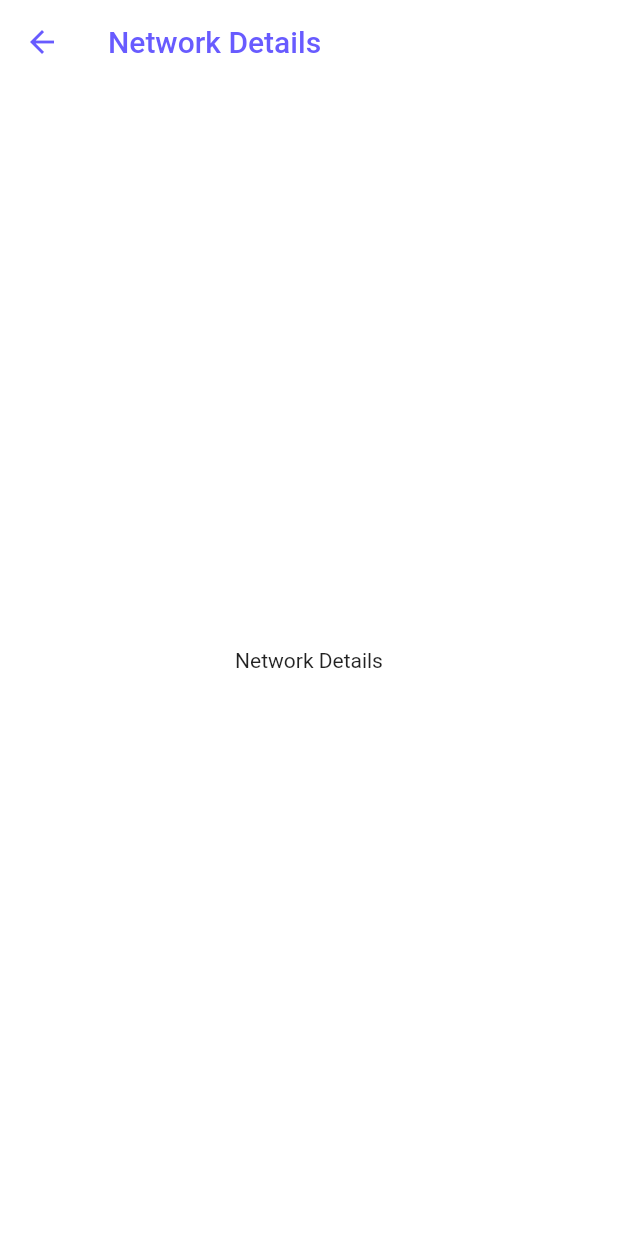
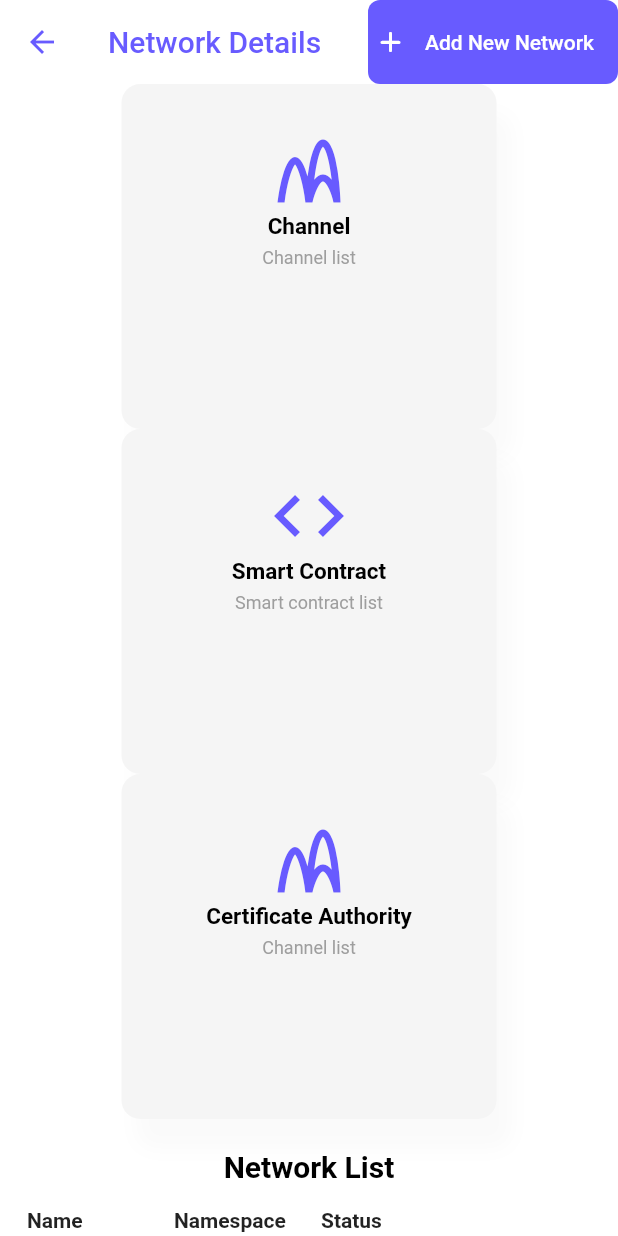
Before and after one commit to kiridharan/hyperbase, a Flutter app: the NetworkDetails screen opened directly, on a phone screen of 412 x 824 dp. Run offline on Flutter 3.47's test engine with Material 2 defaults, Android fonts, the light colour scheme and no system bars; our stand-ins replace flutter_spinkit, font_awesome_flutter, get, google_fonts, lottie, shared_preferences and 1 more; missing offline and left inert: code_editor; accounts and stored records are empty; network calls fail.

Commit message:
network details page and v2 1/2 complete

```diff
--- a/lib/const/constant.dart
+++ b/lib/const/constant.dart
@@ -42,3 +42,4 @@ TextStyle kTextFormFieldStyle() => const TextStyle(color: Colors.black);
 
 const BASE_URL =
     "https://kiridharan-humble-invention-rx6wjq466xhpp5x-3000.preview.app.github.dev";
+    // "https://3000-kiridharan-fabricsample-sj30i8a5sge.ws-us94.gitpod.io";
--- /dev/null
+++ b/lib/helper/filter.dart
@@ -0,0 +1,37 @@
+class Filter {
+  getNetork(data, network) {
+    final testNetworkItems = data.data!.stdout.where(
+      (item) => item.namespace.contains(network),
+    );
+
+    return testNetworkItems;
+  }
+
+  // getfilterName(data) {
+  //   final testNetworkItems = data.data!.stdout.where(
+  //     (item) => item.namespace.contains('ca'),
+  //   );
+  //   return data;
+  // }
+
+  // filetNameCA(data) {
+  //   final testNetworkItems = data.data!.stdout.where(
+  //     (item) => item.namespace.contains('ca'),
+  //   );
+  //   return testNetworkItems;
+  // }
+
+  // filterNamedOrdered(data) {
+  //   final testNetworkItems = data.data!.stdout.where(
+  //     (item) => item.namespace.contains('ca'),
+  //   );
+  //   return testNetworkItems;
+  // }
+
+  // filterNamePeer(data) {
+  //   final testNetworkItems = data.data!.stdout.where(
+  //     (item) => item.namespace.contains('ca'),
+  //   );
+  //   return testNetworkItems;
+  // }
+}
--- /dev/null
+++ b/lib/helper/local.dart
@@ -0,0 +1,34 @@
+import 'package:shared_preferences/shared_preferences.dart';
+
+class LocalHelper {
+  Future<String> getOrg() async {
+    final SharedPreferences prefs = await SharedPreferences.getInstance();
+
+    var org = prefs.getString("org");
+
+    // print("org: $org");
+    // print("namespace: $namespace");
+    // print("isNetwork: $isNetwork");
+
+    return org.toString();
+  }
+
+  Future<bool> getIsNetwork() async {
+    final SharedPreferences prefs = await SharedPreferences.getInstance();
+    var isNetwork = prefs.getBool("isNetwork");
+    return isNetwork!;
+  }
+
+  Future<String> getNamespace() async {
+    final SharedPreferences prefs = await SharedPreferences.getInstance();
+    var namespace = prefs.getString("namespace");
+    return namespace.toString();
+  }
+
+  setAll(bool isNetwork, String org, String namespace) async {
+    final SharedPreferences prefs = await SharedPreferences.getInstance();
+    prefs.setBool("isNetwork", isNetwork);
+    prefs.setString("org", org);
+    prefs.setString("namespace", namespace);
+  }
+}
--- /dev/null
+++ b/lib/view/components/network/list_view_custom.dart
@@ -0,0 +1,78 @@
+import 'package:flutter/material.dart';
+
+class ListViewCustom extends StatelessWidget {
+  final String name;
+  final String namespace;
+  final String status;
+  final Color actionColor;
+  const ListViewCustom({
+    super.key,
+    required this.name,
+    required this.namespace,
+    required this.status,
+    required this.actionColor,
+  });
+
+  @override
+  Widget build(BuildContext context) {
+    return Container(
+      height: 50,
+      padding: const EdgeInsets.all(10),
+      decoration: BoxDecoration(
+        color: actionColor,
+        border: const Border(
+          bottom: BorderSide(width: 1, color: Colors.grey),
+        ),
+      ),
+      child: Row(
+        mainAxisAlignment: MainAxisAlignment.spaceBetween,
+        children: [
+          Expanded(
+            flex: 2,
+            child: Padding(
+              padding: const EdgeInsets.symmetric(horizontal: 8.0),
+              child: Text(
+                name,
+                style: const TextStyle(fontWeight: FontWeight.bold),
+              ),
+            ),
+          ),
+          Expanded(
+            flex: 2,
+            child: Padding(
+              padding: const EdgeInsets.symmetric(horizontal: 8.0),
+              child: Text(
+                namespace,
+                style: const TextStyle(fontWeight: FontWeight.bold),
+              ),
+            ),
+          ),
+          Expanded(
+            flex: 3,
+            child: Padding(
+              padding: const EdgeInsets.symmetric(horizontal: 8.0),
+              child: Text(
+                status,
+                style: const TextStyle(fontWeight: FontWeight.bold),
+              ),
+            ),
+          ),
+          // Expanded(
+          //   flex: 2,
+          //   child: Padding(
+          //     padding: EdgeInsets.symmetric(horizontal: 8.0),
+          //     child: Text(
+          //       'Phone',
+          //       style: TextStyle(fontWeight: FontWeight.bold),
+          //     ),
+          //   ),
+          // ),
+          const Expanded(
+            flex: 1,
+            child: SizedBox(),
+          ),
+        ],
+      ),
+    );
+  }
+}
--- a/lib/view/components/network/network_info_card.dart
+++ b/lib/view/components/network/network_info_card.dart
@@ -1,7 +1,8 @@
 // ignore_for_file: public_member_api_docs, sort_constructors_first
+import 'package:blockchain/helper/local.dart';
 import 'package:flutter/material.dart';
 
-class NetworkInfoCard extends StatelessWidget {
+class NetworkInfoCard extends StatefulWidget {
   final String name;
   final String status;
 
@@ -12,9 +13,16 @@ class NetworkInfoCard extends StatelessWidget {
   }) : super(key: key);
 
   @override
+  State<NetworkInfoCard> createState() => _NetworkInfoCardState();
+}
+
+class _NetworkInfoCardState extends State<NetworkInfoCard> {
+  @override
   Widget build(BuildContext context) {
     return GestureDetector(
       onTap: () {
+        LocalHelper localHelper = LocalHelper();
+        localHelper.setAll(true, widget.name, widget.name);
         Navigator.pushNamed(context, "individualNetwork");
       },
       child: Container(
@@ -38,7 +46,7 @@ class NetworkInfoCard extends StatelessWidget {
               radius: 30,
               backgroundColor: Colors.white,
               child: Text(
-                name.substring(0, 3),
+                widget.name.substring(0, 1),
                 style: const TextStyle(
                   color: Colors.black,
                   fontWeight: FontWeight.bold,
@@ -48,7 +56,11 @@ class NetworkInfoCard extends StatelessWidget {
             ),
             const Spacer(),
             Text(
-              name.substring(0, 10).replaceAll("-", " "),
+              widget.name.length > 15
+                  ? widget.name
+                      .substring(0, widget.name.length - 17)
+                      .replaceAll("-", " ")
+                  : widget.name,
               textAlign: TextAlign.center,
               style: const TextStyle(
                 color: Colors.black,
@@ -60,7 +72,7 @@ class NetworkInfoCard extends StatelessWidget {
               height: 5,
             ),
             Text(
-              status,
+              widget.status,
               textAlign: TextAlign.center,
               style: const TextStyle(
                   color: Colors.black,
--- a/lib/view/pages/network/network_details/newtwork_deatails.dart
+++ b/lib/view/pages/network/network_details/newtwork_deatails.dart
@@ -1,4 +1,15 @@
+import 'dart:convert';
+import 'package:blockchain/helper/filter.dart';
+import 'package:blockchain/helper/local.dart';
+import 'package:blockchain/view/components/network/create_card.dart';
+import 'package:blockchain/view/components/network/list_view_custom.dart';
+import 'package:blockchain/view/pages/network/choose_network.dart';
+import 'package:flutter_spinkit/flutter_spinkit.dart';
+import 'package:font_awesome_flutter/font_awesome_flutter.dart';
+import 'package:get/get.dart';
+import 'package:http/http.dart' as http;
 import 'package:blockchain/const/constant.dart';
+import 'package:blockchain/model/network/cluster_details.dart';
 import 'package:flutter/material.dart';
 
 class NetworkDetails extends StatefulWidget {
@@ -9,11 +20,48 @@ class NetworkDetails extends StatefulWidget {
 }
 
 class _NetworkDetailsState extends State<NetworkDetails> {
+  late Future<ResponseData> futureResponseData;
+  bool isNetwork = false;
+  Filter filter = Filter();
+  String org = "";
+  String query = "";
+  @override
+  void initState() {
+    super.initState();
+    LocalHelper localHelper = LocalHelper();
+    localHelper.getOrg().then((value) {
+      org = value;
+      query = org;
+    });
+    futureResponseData = fetchResponseData();
+  }
+
   @override
   Widget build(BuildContext context) {
     return Scaffold(
       backgroundColor: Colors.white,
       appBar: AppBar(
+          actions: [
+            TextButton.icon(
+              style: TextButton.styleFrom(
+                foregroundColor: Colors.white,
+                shape: RoundedRectangleBorder(
+                  borderRadius: BorderRadius.circular(8),
+                ),
+                backgroundColor: primaryColor,
+              ),
+              onPressed: () {
+                // dialog for creating default network
+                Get.to(() => const ChooseNetwork());
+              },
+              icon: const FaIcon(FontAwesomeIcons.plus,
+                  color: Colors.white, size: 16),
+              label: const Padding(
+                padding: EdgeInsets.all(8.0),
+                child: Text('Add New Network'),
+              ),
+            ),
+          ],
           elevation: 0,
           backgroundColor: Colors.white,
           automaticallyImplyLeading: true,
@@ -28,9 +76,123 @@ class _NetworkDetailsState extends State<NetworkDetails> {
             color: primaryColor,
             onPressed: () => Navigator.pop(context, false),
           )),
-      body: const Center(
-        child: Text('Network Details'),
+      body: Column(
+        children: [
+          Wrap(
+            crossAxisAlignment: WrapCrossAlignment.center,
+            spacing: 30,
+            children: [
+              CardFb1(
+                text: "Channel",
+                icon: Icons.wifi_channel_sharp,
+                subtitle: "Channel list",
+                onPressed: () {
+                  setState(() {
+                    query = "channels";
+                  });
+                },
+              ),
+              CardFb1(
+                text: "Smart Contract",
+                icon: Icons.code,
+                subtitle: "Smart contract list",
+                onPressed: () {
+                  setState(() {
+                    query = "chaincodes";
+                  });
+                },
+              ),
+              CardFb1(
+                text: "Certificate Authority",
+                icon: Icons.wifi_channel_sharp,
+                subtitle: "Channel list",
+                onPressed: () {
+                  setState(() {
+                    query = "-ca";
+                  });
+                },
+              )
+            ],
+          ),
+          const SizedBox(
+            height: 20,
+          ),
+          const Text(
+            "Network List",
+            style: TextStyle(
+                color: Colors.black, fontSize: 20, fontWeight: FontWeight.bold),
+          ),
+          const ListViewCustom(
+            name: "Name",
+            namespace: "Namespace",
+            status: "Status",
+            actionColor: Colors.white,
+          ),
+          Container(
+            color: Colors.white,
+            width: MediaQuery.of(context).size.width,
+            height: MediaQuery.of(context).size.height / 2.1,
+            child: FutureBuilder<ResponseData>(
+              future: futureResponseData,
+              builder: (context, snapshot) {
+                if (snapshot.hasData) {
+                  var orgfiler = snapshot.data!.stdout.where(
+                    (item) => item.namespace.contains(org),
+                  );
+                  var testNetworkItems = orgfiler.where(
+                    (item) => item.name.contains(query),
+                  );
+                  return testNetworkItems.isEmpty
+                      ? SizedBox(
+                          // color: Colors.red,
+                          width: MediaQuery.of(context).size.width,
+                          height: MediaQuery.of(context).size.height * 200,
+
+                          child: CardFb1(
+                              icon: Icons.add_circle_outline,
+                              text: "No $query found",
+                              subtitle: "Create a new network",
+                              onPressed: () async {}),
+                        )
+                      : ListView.builder(
+                          itemCount: testNetworkItems.length,
+                          itemBuilder: (context, index) {
+                            // print(network);
+                            return ListViewCustom(
+                                name: testNetworkItems.elementAt(index).name,
+                                namespace:
+                                    testNetworkItems.elementAt(index).namespace,
+                                status:
+                                    testNetworkItems.elementAt(index).status,
+                                actionColor: Colors.white);
+                          },
+                        );
+                } else if (snapshot.hasData) {
+                  return Text("${snapshot.error}");
+                }
+                // By default, show a loading spinner.
+                return const Center(
+                  child: SpinKitSpinningLines(
+                    color: primaryColor,
+                    size: 50.0,
+                  ),
+                );
+              },
+            ),
+          ),
+        ],
       ),
     );
   }
+
+  Future<ResponseData> fetchResponseData() async {
+    final response = await http.get(Uri.parse('$BASE_URL/check_cluster'));
+
+    if (response.statusCode == 200) {
+      return ResponseData.fromJson(jsonDecode(response.body));
+    } else {
+      print(response.body);
+      throw Exception('Failed to load response data');
+    }
+  }
 }
--- a/pubspec.yaml
+++ b/pubspec.yaml
@@ -2,7 +2,7 @@ name: blockchain
 description: A new Flutter project.
 # The following line prevents the package from being accidentally published to
 # pub.dev using `flutter pub publish`. This is preferred for private packages.
-publish_to: 'none' # Remove this line if you wish to publish to pub.dev
+publish_to: "none" # Remove this line if you wish to publish to pub.dev
 
 # The following defines the version and build number for your application.
 # A version number is three numbers separated by dots, like 1.2.43
@@ -19,7 +19,7 @@ publish_to: 'none' # Remove this line if you wish to publish to pub.dev
 version: 1.0.0+1
 
 environment:
-  sdk: '>=2.19.0 <3.0.0'
+  sdk: ">=2.19.0 <3.0.0"
 
 # Dependencies specify other packages that your package needs in order to work.
 # To automatically upgrade your package dependencies to the latest versions
@@ -43,6 +43,7 @@ dependencies:
   lottie: ^2.2.0
   provider: ^6.0.5
   responsive_builder: ^0.5.1
+  shared_preferences:
   socket_io_client: ^2.0.1
   syncfusion_flutter_datagrid: ^20.4.50
   url_launcher: ^6.1.10
```
Also changed, not shown: lib/view/pages/network/create_network.dart (+71 -25 lines), lib/view/pages/network/networks_page.dart (+52 -9 lines), pubspec.lock, 11 other files.
